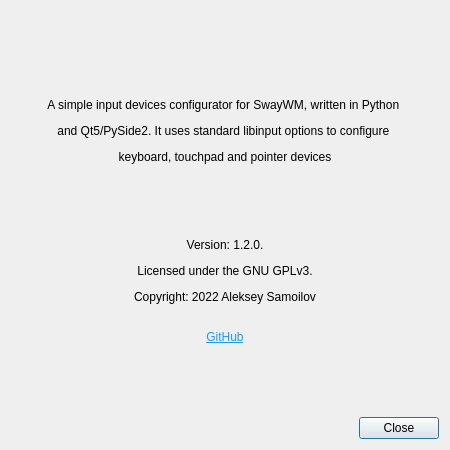
Before: the Qt Designer form sway_input_config/ui/about.ui in Sunderland93/sway-input-config, drawn with Qt 5.
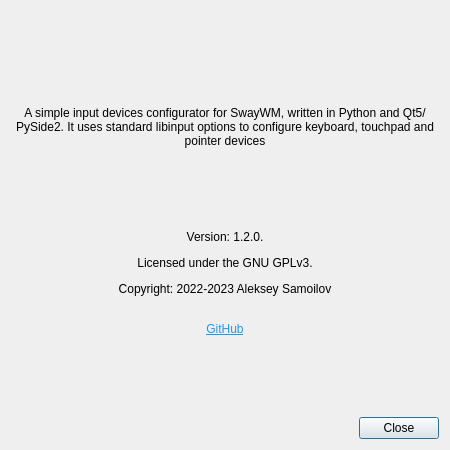
After: the same form once the commit is applied.

Commit message: Fix text in about dialog

```diff
--- a/sway_input_config/ui/about.ui
+++ b/sway_input_config/ui/about.ui
@@ -63,7 +63,19 @@
      <item>
       <widget class="QLabel" name="label_2">
        <property name="text">
-        <string>&lt;html&gt;&lt;head/&gt;&lt;body&gt;&lt;p align=&quot;center&quot;&gt;A simple input devices configurator for SwayWM, written in Python &lt;/p&gt;&lt;p align=&quot;center&quot;&gt;and Qt5/PySide2. It uses standard libinput options to configure &lt;/p&gt;&lt;p align=&quot;center&quot;&gt;keyboard, touchpad and pointer devices&lt;/p&gt;&lt;/body&gt;&lt;/html&gt;</string>
+        <string>A simple input devices configurator for SwayWM, written in Python and Qt5/PySide2. It uses standard libinput options to configure keyboard, touchpad and pointer devices</string>
+       </property>
+       <property name="textFormat">
+        <enum>Qt::PlainText</enum>
+       </property>
+       <property name="alignment">
+        <set>Qt::AlignCenter</set>
+       </property>
+       <property name="wordWrap">
+        <bool>true</bool>
+       </property>
+       <property name="margin">
+        <number>0</number>
        </property>
        <property name="openExternalLinks">
         <bool>true</bool>
@@ -86,7 +98,16 @@
      <item>
       <widget class="QLabel" name="label">
        <property name="text">
-        <string>&lt;html&gt;&lt;head/&gt;&lt;body&gt;&lt;p align=&quot;center&quot;&gt;Version: 1.2.0.&lt;/p&gt;&lt;p align=&quot;center&quot;&gt;Licensed under the GNU GPLv3.&lt;/p&gt;&lt;p align=&quot;center&quot;&gt;Copyright: 2022 Aleksey Samoilov&lt;br/&gt;&lt;/p&gt;&lt;p align=&quot;center&quot;&gt;&lt;a href=&quot;https://github.com/Sunderland93/sway-input-config&quot;&gt;&lt;span style=&quot; text-decoration: underline; color:#1d99f3;&quot;&gt;GitHub&lt;/span&gt;&lt;/a&gt;&lt;/p&gt;&lt;/body&gt;&lt;/html&gt;</string>
+        <string>&lt;html&gt;&lt;head/&gt;&lt;body&gt;&lt;p align=&quot;center&quot;&gt;Version: 1.2.0.&lt;/p&gt;&lt;p align=&quot;center&quot;&gt;Licensed under the GNU GPLv3.&lt;/p&gt;&lt;p align=&quot;center&quot;&gt;Copyright: 2022-2023 Aleksey Samoilov&lt;br/&gt;&lt;/p&gt;&lt;p align=&quot;center&quot;&gt;&lt;a href=&quot;https://github.com/Sunderland93/sway-input-config&quot;&gt;&lt;span style=&quot; text-decoration: underline; color:#1d99f3;&quot;&gt;GitHub&lt;/span&gt;&lt;/a&gt;&lt;/p&gt;&lt;/body&gt;&lt;/html&gt;</string>
+       </property>
+       <property name="textFormat">
+        <enum>Qt::AutoText</enum>
+       </property>
+       <property name="alignment">
+        <set>Qt::AlignCenter</set>
+       </property>
+       <property name="wordWrap">
+        <bool>true</bool>
        </property>
       </widget>
      </item>
```
Left out of the diff: 3 changed lines with no effect on the pictures. The commit also changes 1 other file.
